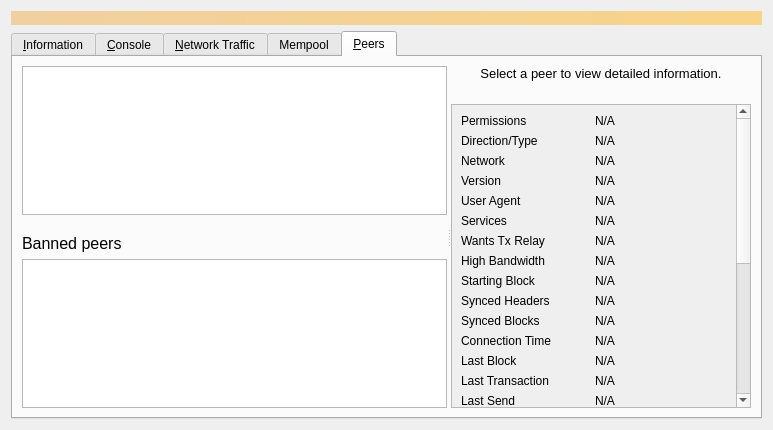
Old version of the form src/qt/forms/debugwindow.ui in the repository rebroad/bitcoin.
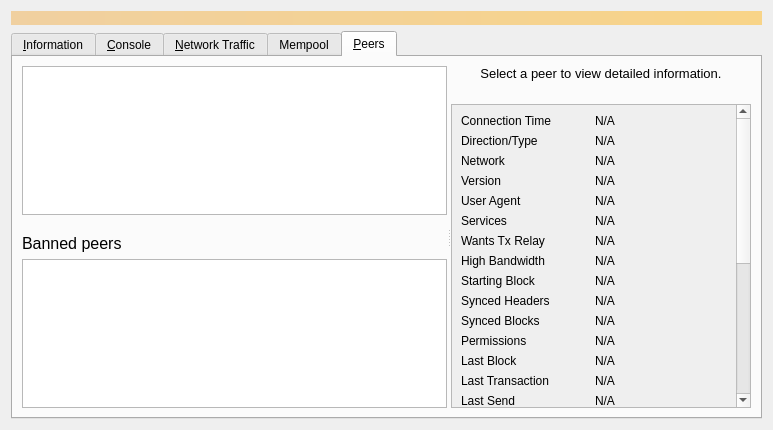
New version of the form. The open tabs and pages were chosen to show the change. Icons and pictures are not drawn. Custom widgets are drawn as their Qt base class.

Commit message: Move connection time to top of debug window

What changed in the file:
```diff
--- a/src/qt/forms/debugwindow.ui
+++ b/src/qt/forms/debugwindow.ui
@@ -1074,14 +1074,14 @@
               </property>
               <layout class="QGridLayout" name="gridLayout_2" columnstretch="0,1">
                <item row="0" column="0">
-                <widget class="QLabel" name="label_30">
+                <widget class="QLabel" name="label_22">
                  <property name="text">
-                  <string>Permissions</string>
+                  <string>Connection Time</string>
                  </property>
                 </widget>
                </item>
                <item row="0" column="1">
-                <widget class="QLabel" name="peerPermissions">
+                <widget class="QLabel" name="peerConnTime">
                  <property name="cursor">
                   <cursorShape>IBeamCursor</cursorShape>
                  </property>
@@ -1342,14 +1342,14 @@
                 </widget>
                </item>
                <item row="11" column="0">
-                <widget class="QLabel" name="label_22">
+                <widget class="QLabel" name="label_30">
                  <property name="text">
-                  <string>Connection Time</string>
+                  <string>Permissions</string>
                  </property>
                 </widget>
                </item>
                <item row="11" column="1">
-                <widget class="QLabel" name="peerConnTime">
+                <widget class="QLabel" name="peerPermissions">
                  <property name="cursor">
                   <cursorShape>IBeamCursor</cursorShape>
                  </property>
```
